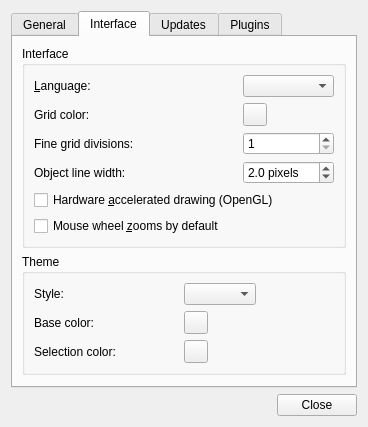
Qt form src/tiled/preferencesdialog.ui (mapeditor/tiled) before a commit.
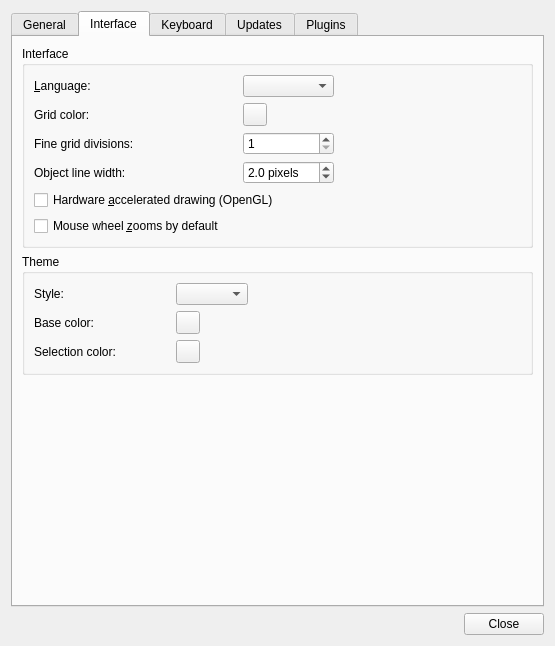
The same form after that commit. The open tabs and pages were chosen to show the change. Custom widgets are drawn as their Qt base class.

Commit message:
Made keyboard shortcuts configurable (#2111)
This currently covers most actions present in the menus, but still
excludes those that are only available through a shortcut.

Shortcuts can be set, removed and reset back to their default. Changed
shortcuts are stored in the user preferences. The shortcuts can also be
exported to and imported from an XML file.

Closes #215

```diff
--- a/src/tiled/preferencesdialog.ui
+++ b/src/tiled/preferencesdialog.ui
@@ -15,7 +15,7 @@
   </property>
   <layout class="QVBoxLayout" name="verticalLayout">
    <property name="sizeConstraint">
-    <enum>QLayout::SetFixedSize</enum>
+    <enum>QLayout::SetMinimumSize</enum>
    </property>
    <item>
     <widget class="QTabWidget" name="tabWidget">
@@ -239,9 +239,12 @@
             <property name="orientation">
              <enum>Qt::Horizontal</enum>
             </property>
+            <property name="sizeType">
+             <enum>QSizePolicy::Fixed</enum>
+            </property>
             <property name="sizeHint" stdset="0">
              <size>
-              <width>72</width>
+              <width>100</width>
               <height>20</height>
              </size>
             </property>
@@ -286,7 +289,7 @@
             </property>
            </spacer>
           </item>
-          <item row="1" column="0">
+          <item row="1" column="0" colspan="2">
            <widget class="QLabel" name="baseColorLabel">
             <property name="text">
              <string>Base color:</string>
@@ -314,6 +317,11 @@
        </item>
       </layout>
      </widget>
+     <widget class="Tiled::ShortcutSettingsPage" name="keyboardTab">
+      <attribute name="title">
+       <string>Keyboard</string>
+      </attribute>
+     </widget>
      <widget class="QWidget" name="updatesTab">
       <attribute name="title">
        <string>Updates</string>
@@ -425,6 +433,12 @@
    <extends>QToolButton</extends>
    <header>colorbutton.h</header>
   </customwidget>
+  <customwidget>
+   <class>Tiled::ShortcutSettingsPage</class>
+   <extends>QWidget</extends>
+   <header>shortcutsettingspage.h</header>
+   <container>1</container>
+  </customwidget>
  </customwidgets>
  <tabstops>
   <tabstop>tabWidget</tabstop>
```
The commit also changes 16 other files.
